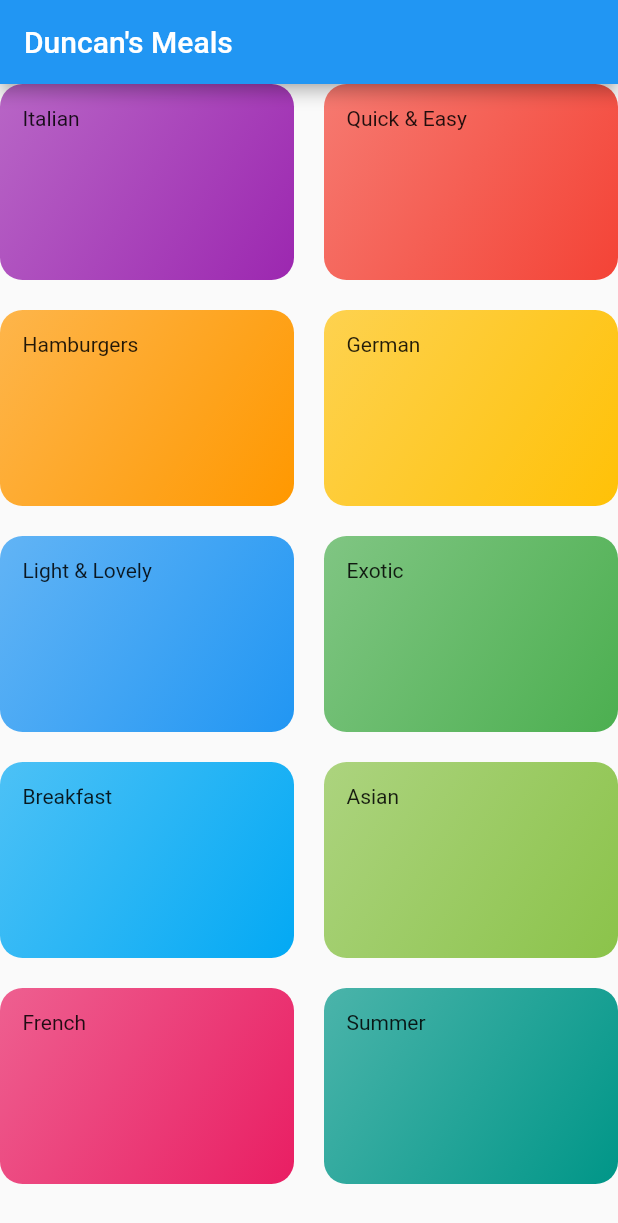
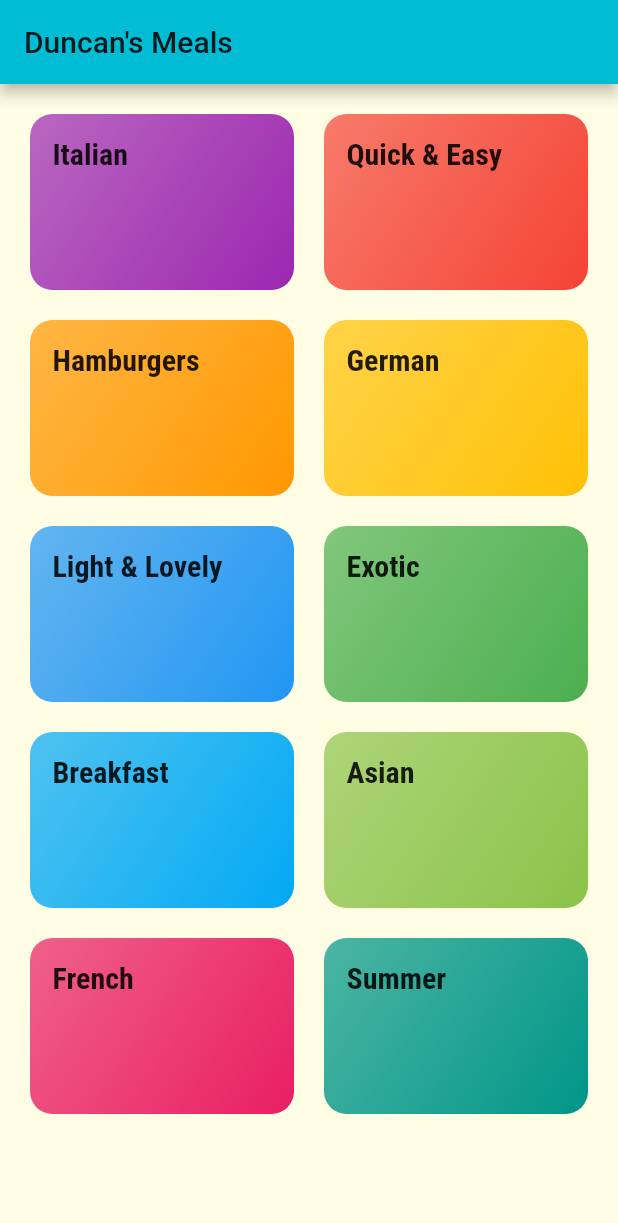
Before and after one commit to DuncanMoyo/miniature-octo-invention, a Flutter app: the screen it shows after launch, on a phone screen of 412 x 824 dp. Shown: the top 1223 px of the screen. Run offline on Flutter 3.47's test engine with Material 2 defaults, Android fonts, the phone set to English and light mode, and no system bars; Roboto replaces fonts that are missing (Raleway).

Commit message:
styling and theming

```diff
--- a/lib/categories_screen.dart
+++ b/lib/categories_screen.dart
@@ -11,6 +11,7 @@ class CategoriesScreen extends StatelessWidget {
         title: const Text('Duncan\'s Meals'),
       ),
       body: GridView(
+        padding: const EdgeInsets.all(20),
         children: DUMMY_CATEGORIES
             .map((catData) => CategoryItem(catData.title, catData.color))
             .toList(),
--- a/lib/category_item.dart
+++ b/lib/category_item.dart
@@ -12,6 +12,7 @@ class CategoryItem extends StatelessWidget {
       padding: const EdgeInsets.all(15),
       child: Text(
         title,
+        style: Theme.of(context).textTheme.headline6,
       ),
       decoration: BoxDecoration(
         gradient: LinearGradient(
--- a/lib/main.dart
+++ b/lib/main.dart
@@ -12,7 +12,38 @@ class MyApp extends StatelessWidget {
     return MaterialApp(
       title: 'Deli Meals!',
       theme: ThemeData(
-        primarySwatch: Colors.blue,
+        primarySwatch: Colors.cyan,
+        accentColor: Colors.lime,
+        canvasColor: Color.fromRGBO(
+          255,
+          254,
+          229,
+          1,
+        ),
+        fontFamily: 'Raleway',
+        textTheme: ThemeData.light().textTheme.copyWith(
+              bodyText2: TextStyle(
+                color: Color.fromRGBO(
+                  20,
+                  51,
+                  51,
+                  1,
+                ),
+              ),
+              bodyText1: TextStyle(
+                color: Color.fromRGBO(
+                  20,
+                  51,
+                  51,
+                  1,
+                ),
+              ),
+              headline6: TextStyle(
+                fontSize: 20,
+                fontFamily: 'RobotoCondensed',
+                fontWeight: FontWeight.bold,
+              ),
+            ),
       ),
       home: CategoriesScreen(),
     );
```
Also changed, not shown: pubspec.yaml (+17 -6 lines), assets/fonts/Raleway-Black.ttf (added), assets/fonts/Raleway-Bold.ttf (added), assets/fonts/Raleway-Regular.ttf (added), assets/fonts/RobotoCondensed-Bold.ttf (added), assets/fonts/RobotoCondensed-Italic.ttf (added), assets/fonts/RobotoCondensed-Light.ttf (added), assets/fonts/RobotoCondensed-Regular.ttf (added).
